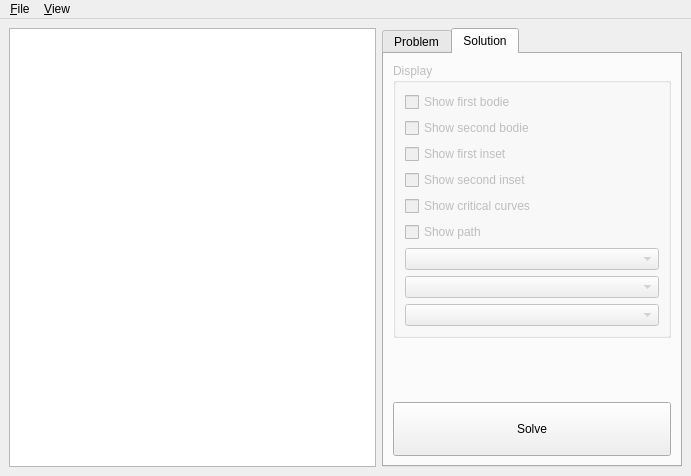
This is src/mainwindow.ui in Manipulators/Manipulator as Qt 5 draws it before an edit. The edited form follows.
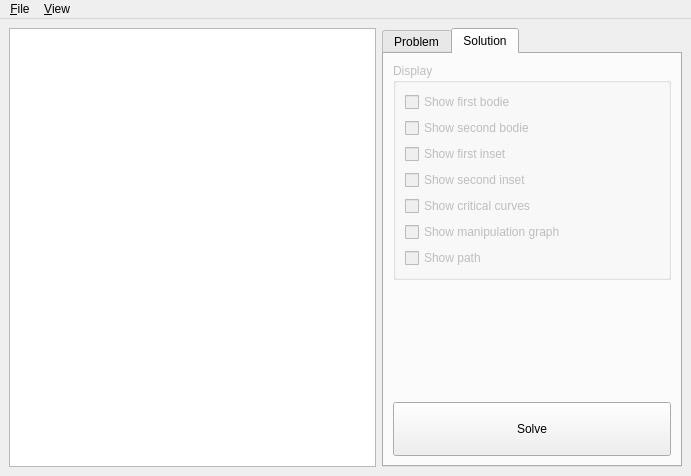
This is the edited form. The open tabs and pages were chosen to show the change.

Commit message: Begin Qt display of the manipulation graph

Diff of the .ui file:
```diff
--- a/src/mainwindow.ui
+++ b/src/mainwindow.ui
@@ -389,6 +389,13 @@
              </property>
             </widget>
            </item>
+           <item>
+            <widget class="QCheckBox" name="checkBoxShowGraphs">
+             <property name="text">
+              <string>Show manipulation graph</string>
+             </property>
+            </widget>
+           </item>
            <item>
             <widget class="QCheckBox" name="checkBoxShowPath">
              <property name="text">
@@ -396,15 +403,6 @@
              </property>
             </widget>
            </item>
-           <item>
-            <widget class="QComboBox" name="comboBoxNonCriticalRegion"/>
-           </item>
-           <item>
-            <widget class="QComboBox" name="comboBoxAdmissibleConfigurationSpaceCell"/>
-           </item>
-           <item>
-            <widget class="QComboBox" name="comboBoxGraspConfigurationSpaceCell"/>
-           </item>
           </layout>
          </widget>
         </item>
```
Left out of the diff: 2 changed lines with no effect on the pictures. The commit also changes 4 other files.
